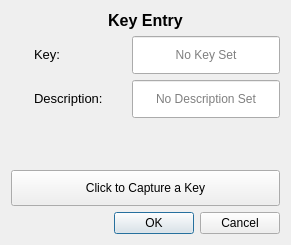
Qt form keysetcapture.ui (miyamot0/DataTracker3) before a commit.
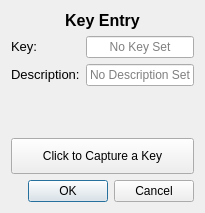
The same form after that commit.

Commit message: macos layout fixes

What changed in the file:
```diff
--- a/keysetcapture.ui
+++ b/keysetcapture.ui
@@ -6,8 +6,8 @@
    <rect>
     <x>0</x>
     <y>0</y>
-    <width>328</width>
-    <height>217</height>
+    <width>329</width>
+    <height>195</height>
    </rect>
   </property>
   <property name="windowTitle">
@@ -21,6 +21,15 @@
     <layout class="QHBoxLayout" name="topLayout">
      <item>
       <layout class="QFormLayout" name="layoutButton">
+       <property name="fieldGrowthPolicy">
+        <enum>QFormLayout::ExpandingFieldsGrow</enum>
+       </property>
+       <property name="labelAlignment">
+        <set>Qt::AlignLeading|Qt::AlignLeft|Qt::AlignVCenter</set>
+       </property>
+       <property name="formAlignment">
+        <set>Qt::AlignLeading|Qt::AlignLeft|Qt::AlignTop</set>
+       </property>
        <item row="0" column="0" colspan="2">
         <widget class="QLabel" name="labelTitle">
          <property name="text">
@@ -30,9 +39,14 @@
        </item>
        <item row="1" column="0">
         <widget class="QLabel" name="labelKey">
+         <property name="sizePolicy">
+          <sizepolicy hsizetype="Maximum" vsizetype="Preferred">
+           <horstretch>0</horstretch>
+           <verstretch>0</verstretch>
+          </sizepolicy>
+         </property>
          <property name="styleSheet">
-          <string notr="true">padding: 10 20
-</string>
+          <string notr="true"/>
          </property>
          <property name="text">
           <string>&lt;html&gt;&lt;head/&gt;&lt;body&gt;&lt;p&gt;&lt;span style=&quot; font-size:10pt;&quot;&gt;Key:&lt;/span&gt;&lt;/p&gt;&lt;/body&gt;&lt;/html&gt;</string>
@@ -48,7 +62,7 @@
           <enum>Qt::NoFocus</enum>
          </property>
          <property name="styleSheet">
-          <string notr="true">padding: 10 20</string>
+          <string notr="true"/>
          </property>
          <property name="alignment">
           <set>Qt::AlignCenter</set>
@@ -82,8 +96,14 @@
        </item>
        <item row="2" column="0">
         <widget class="QLabel" name="labelDescription">
+         <property name="sizePolicy">
+          <sizepolicy hsizetype="Maximum" vsizetype="Preferred">
+           <horstretch>0</horstretch>
+           <verstretch>0</verstretch>
+          </sizepolicy>
+         </property>
          <property name="styleSheet">
-          <string notr="true">padding: 10 20</string>
+          <string notr="true"/>
          </property>
          <property name="text">
           <string>&lt;html&gt;&lt;head/&gt;&lt;body&gt;&lt;p&gt;&lt;span style=&quot; font-size:10pt;&quot;&gt;Description:&lt;/span&gt;&lt;/p&gt;&lt;/body&gt;&lt;/html&gt;</string>
@@ -96,7 +116,7 @@
           <enum>Qt::StrongFocus</enum>
          </property>
          <property name="styleSheet">
-          <string notr="true">padding: 10 20</string>
+          <string notr="true"/>
          </property>
          <property name="alignment">
           <set>Qt::AlignCenter</set>
```
The commit also changes 5 other files.
